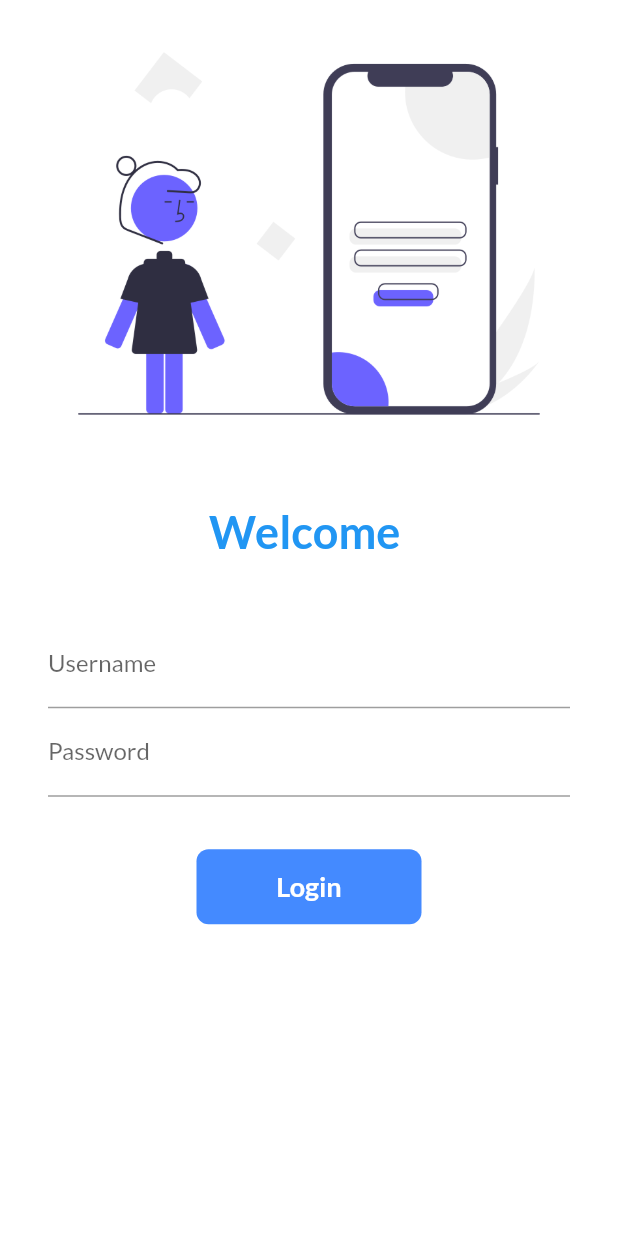
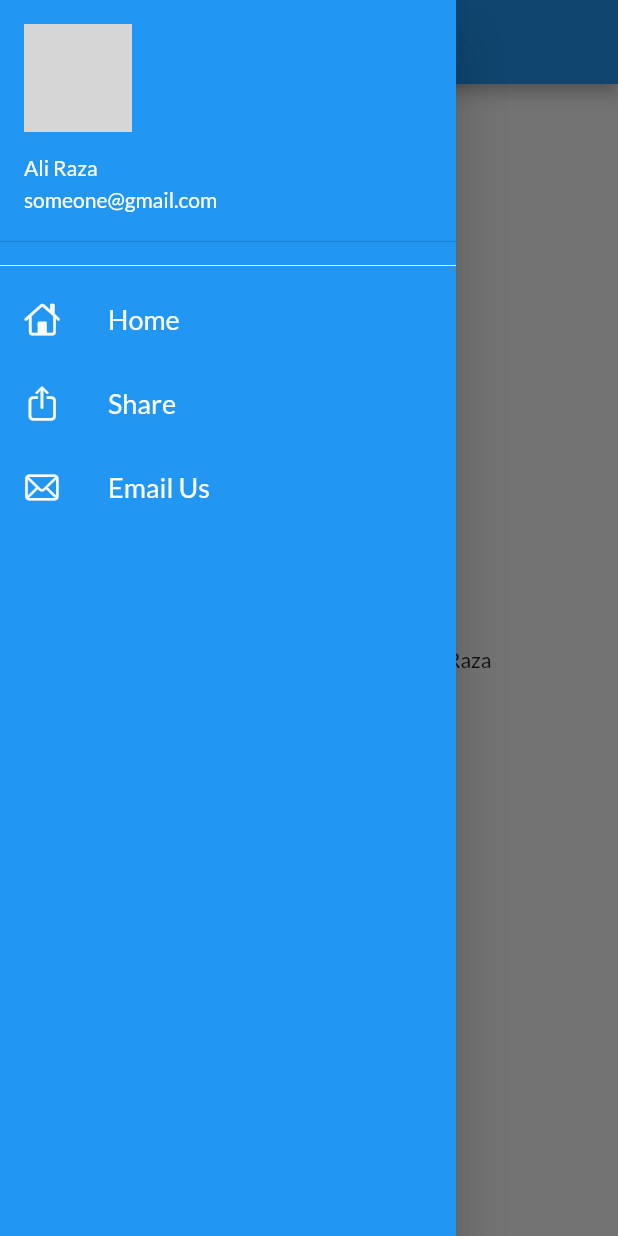
Before and after one commit to alirazadhanyal/flutter-30-day-tutorial, a Flutter app: the screen it shows after launch, with the side drawer open (before the commit the screen has no drawer), on a phone screen of 412 x 824 dp. Run offline on Flutter 3.47's test engine with Material 2 defaults, Android fonts, the phone set to English and light mode, and no system bars; our stand-ins replace google_fonts; network calls fail; grey boxes are pictures that could not be loaded.

Commit message:
Day 9 compleated added drawer with url picture

```diff
--- a/lib/main.dart
+++ b/lib/main.dart
@@ -18,10 +18,10 @@ class MyApp extends StatelessWidget {
       debugShowCheckedModeBanner: false,
       themeMode: ThemeMode.light,
       theme: ThemeData(
-          primarySwatch: Colors.deepOrange,
+          primarySwatch: Colors.blue,
           fontFamily: GoogleFonts.lato().fontFamily),
       darkTheme: ThemeData(brightness: Brightness.dark),
-      initialRoute: "/login",
+      initialRoute: MyRouts.HomeRoute,
       routes: {
         MyRouts.HomeRoute: (context) => const HomePage(),
         MyRouts.LoginRoute: (context) => const LoginPage(),
--- a/lib/pages/home_page.dart
+++ b/lib/pages/home_page.dart
@@ -1,4 +1,7 @@
+// ignore_for_file: prefer_const_constructors
+
 import 'package:flutter/material.dart';
+import 'package:flutter_application/widgets/drawer.dart';
 
 class HomePage extends StatelessWidget {
   const HomePage({Key? key}) : super(key: key);
@@ -15,7 +18,7 @@ class HomePage extends StatelessWidget {
       body: Center(
         child: Text("Welcome to $days days of flutter with $name"),
       ),
-      drawer: Drawer(),
+      drawer: MyDrawer(),
     );
   }
 }
--- /dev/null
+++ b/lib/widgets/drawer.dart
@@ -0,0 +1,68 @@
+// ignore_for_file: prefer_const_constructors, prefer_const_literals_to_create_immutables
+
+import 'package:flutter/cupertino.dart';
+import 'package:flutter/material.dart';
+
+class MyDrawer extends StatelessWidget {
+  const MyDrawer({Key? key}) : super(key: key);
+
+  @override
+  Widget build(BuildContext context) {
+    // ignore: prefer_const_declarations
+    final imageUrl =
+        "https://scontent.fuet2-1.fna.fbcdn.net/v/t39.30808-6/210181413_4944005168945062_126319910502308816_n.jpg?_nc_cat=100&ccb=1-7&_nc_sid=174925&_nc_eui2=AeGLzrP7R0XnR5DyKdEibl5fTorTN8eQznVOitM3x5DOdcbAxJldXcHbSYMfGOZVrLzfYCNY9-otHfRTG-3Ja7be&_nc_ohc=cnrPnxzwyhIAX9t1OVB&_nc_ht=scontent.fuet2-1.fna&oh=00_AT8RTtD4E_pC6Gyb8m5647PSx1sC_hvTwEQRUaYl7aTr7g&oe=62B39C24";
+    return Drawer(
+      child: Container(
+        color: Colors.blue,
+        child: ListView(
+          padding: EdgeInsets.zero,
+          children: [
+            DrawerHeader(
+              padding: EdgeInsets.zero,
+              child: UserAccountsDrawerHeader(
+                  margin: EdgeInsets.zero,
+                  accountName: Text("Ali Raza"),
+                  accountEmail: Text("someone@gmail.com"),
+                  currentAccountPicture: CircleAvatar(
+                    backgroundImage: NetworkImage(imageUrl),
+                  )),
+            ),
+            Divider(
+              color: Colors.white,
+            ),
+            ListTile(
+              leading: Icon(
+                CupertinoIcons.home,
+                color: Colors.white,
+              ),
+              title: Text(
+                "Home",
+                style: TextStyle(color: Colors.white, fontSize: 18),
+              ),
+            ),
+            ListTile(
+              leading: Icon(
+                CupertinoIcons.share,
+                color: Colors.white,
+              ),
+              title: Text(
+                "Share",
+                style: TextStyle(color: Colors.white, fontSize: 18),
+              ),
+            ),
+            ListTile(
+              leading: Icon(
+                CupertinoIcons.mail,
+                color: Colors.white,
+              ),
+              title: Text(
+                "Email Us",
+                style: TextStyle(color: Colors.white, fontSize: 18),
+              ),
+            )
+          ],
+        ),
+      ),
+    );
+  }
+}
```
